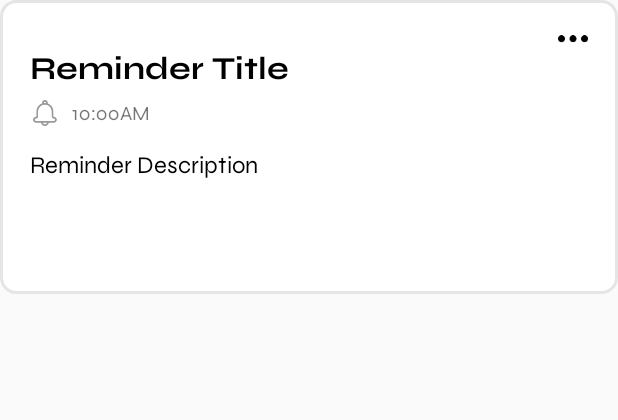
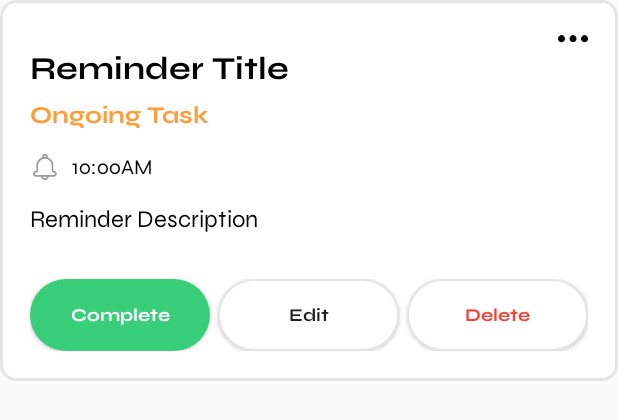
Before and after one commit to ejpalen/RemindMe, an Android app: the layout activity_reminderlist.xml on its own in the app's theme, with its tools: preview values and no code run, on a phone screen of 412 x 824 dp. Shown: the top 420 px of the screen. Run offline under Robolectric (Android 15) with nearby library versions, the phone set to English and light mode, and no system bars.

```diff
--- a/app/src/main/res/layout/activity_reminderlist.xml
+++ b/app/src/main/res/layout/activity_reminderlist.xml
@@ -18,16 +18,29 @@
 
     <TextView
         android:id="@+id/reminderTitle"
-        android:layout_width="wrap_content"
+        android:layout_width="match_parent"
         android:layout_height="wrap_content"
+        android:layout_marginEnd="24dp"
         android:fontFamily="@font/syne_bold"
         android:text="Reminder Title"
         android:textColor="@color/black"
         android:textSize="21sp" />
 
+    <TextView
+        android:id="@+id/status_indicator"
+        android:layout_width="match_parent"
+        android:layout_height="wrap_content"
+        android:layout_marginTop="8dp"
+        android:layout_marginEnd="24dp"
+        android:fontFamily="@font/syne_bold"
+        android:text="Ongoing Task"
+        android:textColor="#FF9D3C"
+        android:textSize="16sp" />
+
     <LinearLayout
         android:layout_width="350dp"
         android:layout_height="wrap_content"
+        android:layout_marginTop="8dp"
         android:orientation="horizontal"
         android:padding="8dp"
         android:paddingStart="0dp"
@@ -49,17 +62,19 @@
             android:layout_marginLeft="8dp"
             android:fontFamily="@font/syne"
             android:text="10:00AM"
-            android:textSize="13sp" />
+            android:textColor="@color/black"
+            android:textSize="14sp" />
 
 
     </LinearLayout>
 
     <TextView
         android:id="@+id/reminderDescription"
-        android:layout_width="wrap_content"
+        android:layout_width="match_parent"
         android:layout_height="wrap_content"
         android:layout_marginTop="8dp"
-        android:layout_marginBottom="20dp"
+        android:layout_marginEnd="24dp"
+        android:layout_marginBottom="10dp"
         android:fontFamily="@font/syne"
         android:text="Reminder Description"
         android:textColor="@color/black"
@@ -67,72 +82,61 @@
 
     <ImageView
         android:id="@+id/border_line"
-        android:layout_width="wrap_content"
+        android:layout_width="match_parent"
         android:layout_height="wrap_content"
+        android:layout_marginTop="10dp"
         android:layout_weight="1"
-        app:srcCompat="@drawable/border_line"
-        android:visibility="gone"/>
+        android:visibility="gone"
+        app:srcCompat="@drawable/border_line" />
 
     <LinearLayout
-        android:layout_width="350dp"
+        android:id="@+id/buttons_LinearLayout"
+        android:layout_width="match_parent"
         android:layout_height="wrap_content"
         android:layout_marginTop="20dp"
         android:orientation="horizontal"
-        android:padding="8dp"
-        android:paddingStart="0dp"
-        android:paddingLeft="0dp"
         tools:layout_editor_absoluteX="15dp"
         tools:layout_editor_absoluteY="186dp">
 
         <Button
             android:id="@+id/btn_complete"
-            android:layout_width="111.5dp"
-            android:layout_height="32dp"
-
+            android:layout_width="0dp"
+            android:layout_height="match_parent"
             android:layout_marginRight="5dp"
+            android:layout_weight="1"
             android:background="@drawable/bg_btn_complete"
-            android:drawableStart="@drawable/complete_button_drawable"
-            android:fontFamily="@font/syne"
-            android:paddingRight="20dp"
+            android:fontFamily="@font/syne_bold"
             android:text="Complete"
             android:textAllCaps="false"
             android:textColor="#FFFFFF"
-            android:textSize="10sp"
-            android:visibility="gone"/>
+            android:textSize="12sp" />
 
         <Button
             android:id="@+id/btn_edit"
-            android:layout_width="111.5dp"
-            android:layout_height="32dp"
+            android:layout_width="0dp"
+            android:layout_height="match_parent"
             android:layout_marginRight="5dp"
+            android:layout_weight="1"
             android:background="@drawable/bg_btn_edit"
-            android:drawableStart="@drawable/edit_button_drawable"
-            android:fontFamily="@font/syne"
-            android:paddingRight="34dp"
+            android:fontFamily="@font/syne_bold"
             android:text="Edit"
             android:textAllCaps="false"
-            android:textSize="10sp"
-            android:visibility="gone"/>
-
+            android:textSize="12sp" />
 
 
         <Button
             android:id="@+id/btn_delete"
-            android:layout_width="111.5dp"
-            android:layout_height="32dp"
+            android:layout_width="0dp"
+            android:layout_height="match_parent"
+            android:layout_weight="1"
             android:background="@drawable/bg_btn_delete"
-            android:drawableStart="@drawable/delete_button_drawable"
-            android:fontFamily="@font/syne"
-            android:paddingRight="24dp"
+            android:fontFamily="@font/syne_bold"
             android:text="Delete"
             android:textAllCaps="false"
             android:textColor="#F44336"
-            android:textSize="10sp"
-            android:visibility="gone"/>
+            android:textSize="12sp" />
 
     </LinearLayout>
 
 
-
-
 </LinearLayout>
--- a/app/src/main/res/values/themes.xml
+++ b/app/src/main/res/values/themes.xml
@@ -3,6 +3,7 @@
     <style name="Base.Theme.RemindMe" parent="Theme.AppCompat.DayNight.NoActionBar">
         <!-- Customize your light theme here. -->
         <!-- <item name="colorPrimary">@color/my_light_primary</item> -->
+        <item name="android:fontFamily">@font/syne</item>
     </style>
 
     <style name="Theme.RemindMe" parent="Base.Theme.RemindMe" />
```
Also changed, not shown: app/src/main/java/com/example/remindme/DBHelper.java (deleted, +0 -31 lines), app/src/main/java/com/example/remindme/Home.java (+15 -7 lines), app/src/main/java/com/example/remindme/Reminder.java (+7 -1 lines), app/src/main/java/com/example/remindme/ReminderAdapter.java (+57 -11 lines), app/src/main/res/layout/activity_home.xml (+26 -12 lines).
